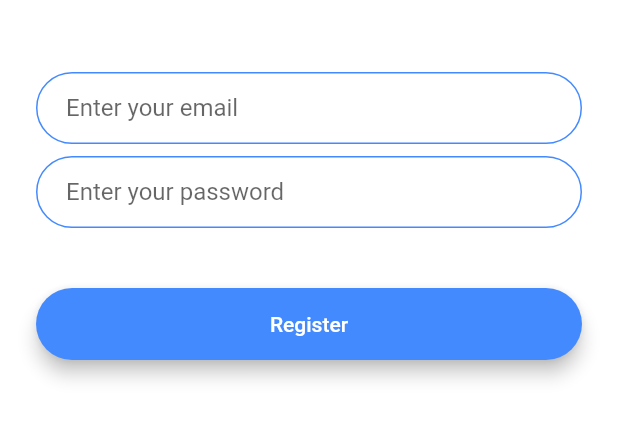
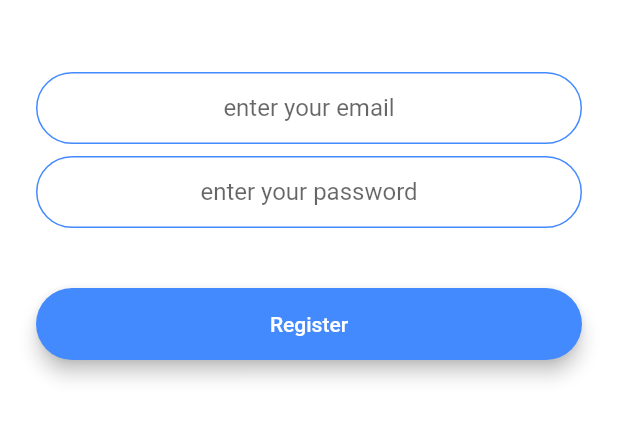
Before and after one commit to smllqs/flash_chat, a Flutter app: the RegistrationScreen screen opened by its route, on a phone screen of 412 x 824 dp, the part 576-1018 px from its top. Run offline on Flutter 3.47's test engine with Material 2 defaults, Android fonts, the phone set to English and light mode, and no system bars; our stand-ins replace animated_text_kit, firebase_core; accounts and stored records are empty.

Commit message:
styled the textfields on login/registration_screen

```diff
--- a/lib/components/rounded_button.dart
+++ b/lib/components/rounded_button.dart
@@ -4,8 +4,8 @@ class RoundedButton extends StatelessWidget {
   const RoundedButton({
     super.key,
     required this.text,
+    required this.color,
     required this.action,
-    required this.color,
   });
 
   final String text;
--- a/lib/screens/registration_screen.dart
+++ b/lib/screens/registration_screen.dart
@@ -12,6 +12,9 @@ class RegistrationScreen extends StatefulWidget {
 }
 
 class _RegistrationScreenState extends State<RegistrationScreen> {
+  late String email;
+  late String password;
+
   @override
   Widget build(BuildContext context) {
     return Scaffold(
@@ -33,27 +36,37 @@ class _RegistrationScreenState extends State<RegistrationScreen> {
               height: 48.0,
             ),
             TextField(
+              keyboardType: TextInputType.emailAddress,
+              textAlign: TextAlign.center,
               onChanged: (value) {
-                //Do something with the user input.
+                email = value;
               },
               decoration:
-                  kTextFieldDecoration.copyWith(hintText: 'Enter your email'),
+                  kTextFieldDecoration.copyWith(hintText: 'enter your email'),
             ),
             const SizedBox(
               height: 8.0,
             ),
             TextField(
+              textAlign: TextAlign.center,
+              obscureText: true,
               onChanged: (value) {
-                //Do something with the user input.
+                password = value;
               },
               decoration: kTextFieldDecoration.copyWith(
-                  hintText: 'Enter your password'),
+                  hintText: 'enter your password'),
             ),
             const SizedBox(
               height: 24.0,
             ),
             RoundedButton(
-                text: 'Register', action: () {}, color: Colors.blueAccent)
+              text: 'Register',
+              color: Colors.blueAccent,
+              action: () {
+                print('your email is $email');
+                print('your password is $password');
+              },
+            )
           ],
         ),
       ),
```
Also changed, not shown: lib/screens/login_screen.dart (+8 -2 lines).
